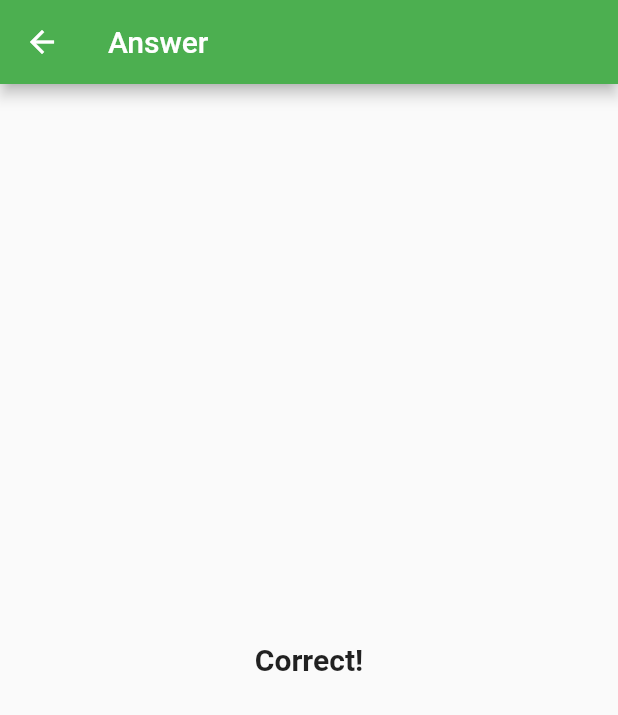
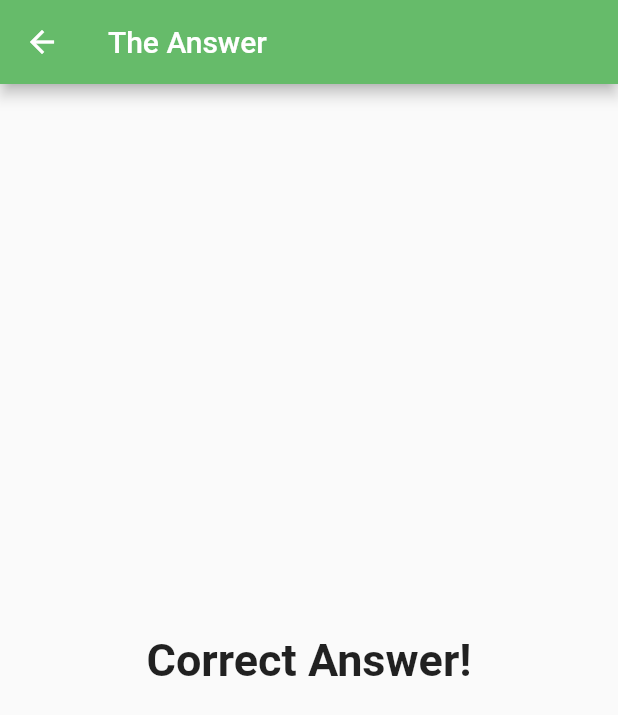
Before and after one commit to SCCapstone/Downpour, a Flutter app: the RightScreen screen opened directly, on a phone screen of 412 x 824 dp. Shown: the top 715 px of the screen. Run offline on Flutter 3.47's test engine with Material 2 defaults, Android fonts, the light colour scheme and no system bars.

Commit message:
Update main.dart
Adjusted some colors and text on the correct answer screen

```diff
--- a/lib/main.dart
+++ b/lib/main.dart
@@ -106,10 +106,10 @@ class _RightScreenState extends State<RightScreen> {
   Widget build(BuildContext context) {
     return Scaffold(
       appBar: AppBar(
-        backgroundColor: Colors.green,
-        title: const Text('Answer'),
+        backgroundColor: Colors.green[400],
+        title: const Text('The Answer'),
       ),
-      body: const Center(child: Text('Correct!',style: TextStyle(fontSize: 20,fontWeight:
+      body: const Center(child: Text('Correct Answer!',style: TextStyle(fontSize: 30,fontWeight:
       FontWeight.bold),textAlign: TextAlign.center,)),
     );
   }
```
